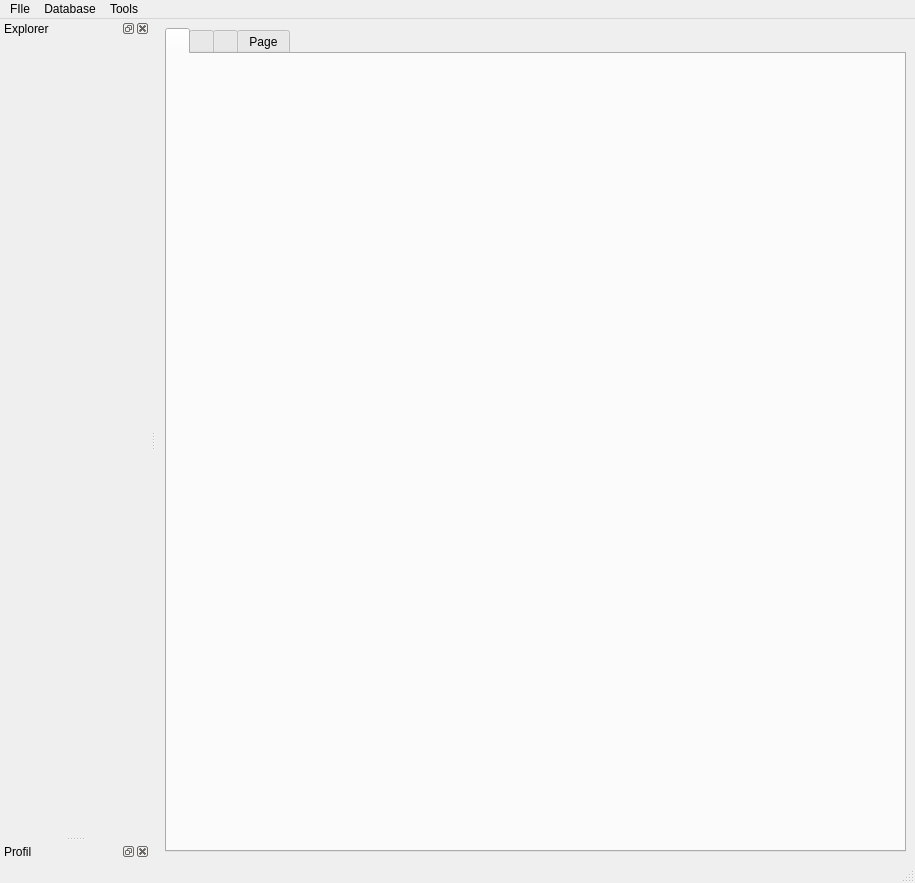
This is python_modules/main_view/main_window.ui in cyril711/git-MythicWar as Qt 5 draws it before an edit. The edited form follows.
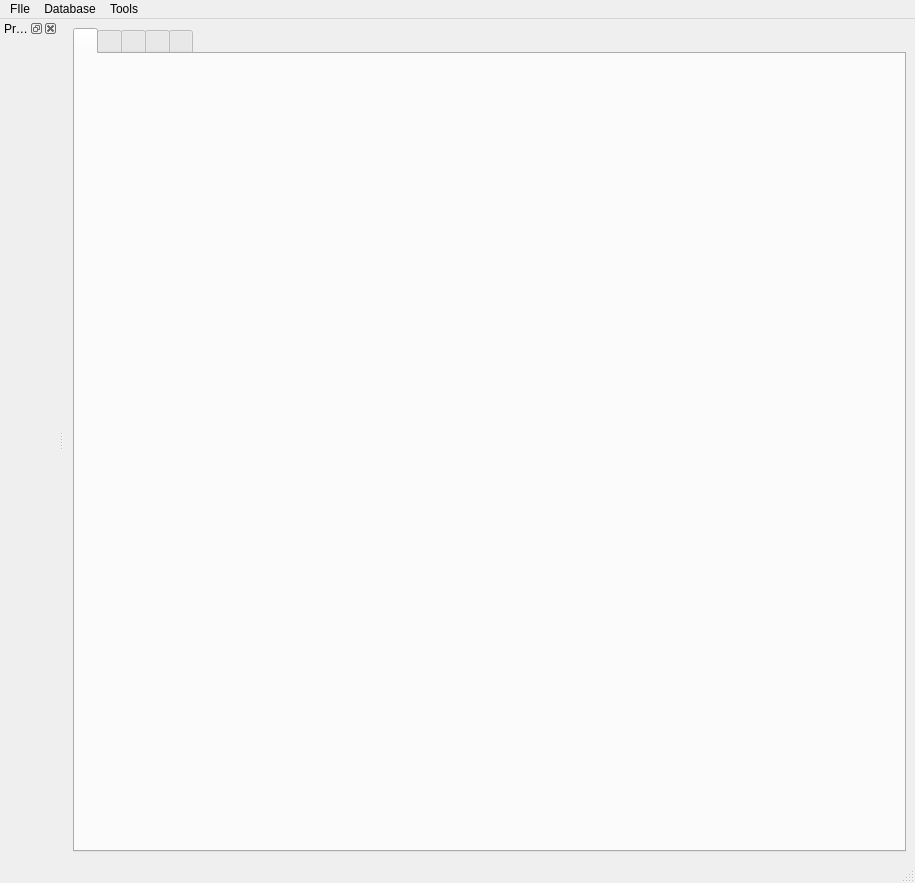
This is the edited form. The open tabs and pages were chosen to show the change. Icons and pictures are not drawn.

Diff of the .ui file:
```diff
--- a/python_modules/main_view/main_window.ui
+++ b/python_modules/main_view/main_window.ui
@@ -73,10 +73,19 @@
       </widget>
       <widget class="QWidget" name="book">
        <attribute name="title">
-        <string>Page</string>
+        <string/>
        </attribute>
        <layout class="QHBoxLayout" name="b_layout"/>
       </widget>
+      <widget class="QWidget" name="">
+       <attribute name="icon">
+        <iconset resource="../../resources.qrc">
+         <normaloff>:/icons/32x32/info</normaloff>:/icons/32x32/info</iconset>
+       </attribute>
+       <attribute name="title">
+        <string/>
+       </attribute>
+      </widget>
      </widget>
     </item>
    </layout>
@@ -120,31 +129,6 @@
    <addaction name="menuDesign"/>
   </widget>
   <widget class="QStatusBar" name="statusbar"/>
-  <widget class="QDockWidget" name="explorerDockWidget">
-   <property name="minimumSize">
-    <size>
-     <width>150</width>
-     <height>800</height>
-    </size>
-   </property>
-   <property name="features">
-    <set>QDockWidget::DockWidgetClosable|QDockWidget::DockWidgetFloatable</set>
-   </property>
-   <property name="windowTitle">
-    <string>Explorer</string>
-   </property>
-   <attribute name="dockWidgetArea">
-    <number>1</number>
-   </attribute>
-   <widget class="QWidget" name="explorer_content">
-    <property name="sizePolicy">
-     <sizepolicy hsizetype="Expanding" vsizetype="Expanding">
-      <horstretch>0</horstretch>
-      <verstretch>0</verstretch>
-     </sizepolicy>
-    </property>
-   </widget>
-  </widget>
   <widget class="QDockWidget" name="profilDockWidget">
    <property name="features">
     <set>QDockWidget::DockWidgetClosable|QDockWidget::DockWidgetFloatable</set>
```
Left out of the diff: 8 changed lines with no effect on the pictures.
